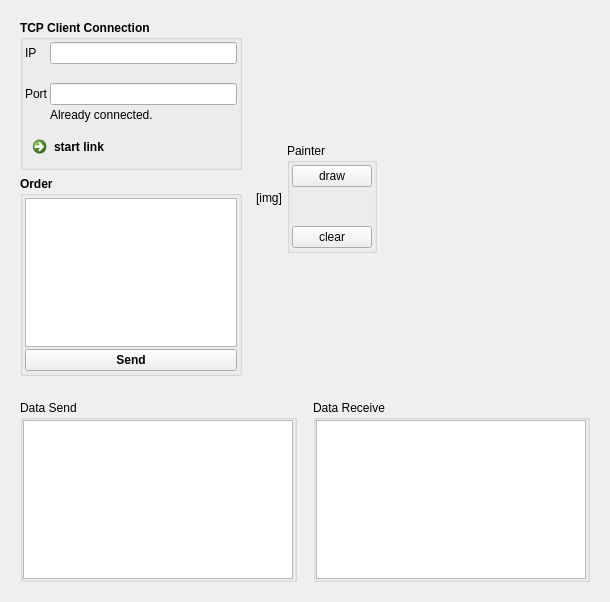
Before: the Qt Designer form widget.ui in ligoho/DJPlus-Simple-Image-Caption-, drawn with Qt 5.
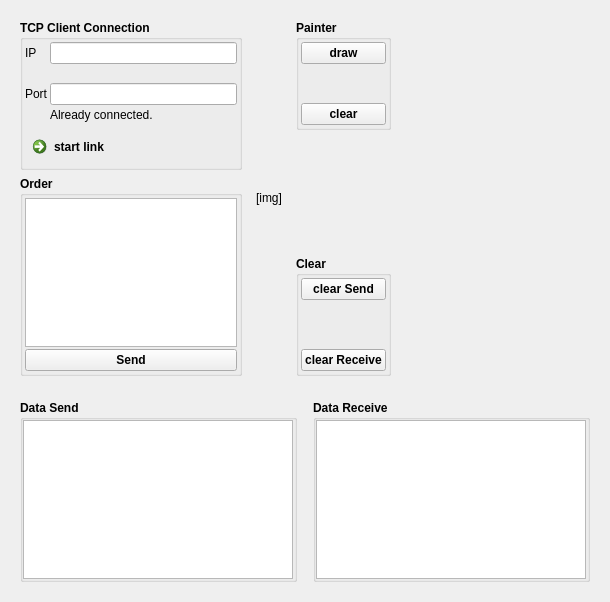
After: the same form once the commit is applied. Custom widgets are drawn as their Qt base class.

Patch:
```diff
--- a/widget.ui
+++ b/widget.ui
@@ -371,6 +371,9 @@
        </widget>
       </item>
       <item>
+       <widget class="QWidget" name="widget_5" native="true">
+        <layout class="QVBoxLayout" name="verticalLayout_8">
+         <item>
        <widget class="QGroupBox" name="groupBox_5">
         <property name="maximumSize">
          <size>
@@ -378,6 +381,11 @@
           <height>110</height>
          </size>
         </property>
+           <property name="font">
+            <font>
+             <bold>true</bold>
+            </font>
+           </property>
         <property name="title">
          <string>Painter</string>
         </property>
@@ -427,6 +435,78 @@
         </layout>
        </widget>
       </item>
+         <item>
+          <spacer name="verticalSpacer_5">
+           <property name="orientation">
+            <enum>Qt::Vertical</enum>
+           </property>
+           <property name="sizeHint" stdset="0">
+            <size>
+             <width>20</width>
+             <height>40</height>
+            </size>
+           </property>
+          </spacer>
+         </item>
+         <item>
+          <widget class="QGroupBox" name="groupBox_6">
+           <property name="font">
+            <font>
+             <bold>true</bold>
+            </font>
+           </property>
+           <property name="title">
+            <string>Clear</string>
+           </property>
+           <layout class="QVBoxLayout" name="verticalLayout_9">
+            <property name="spacing">
+             <number>2</number>
+            </property>
+            <property name="leftMargin">
+             <number>2</number>
+            </property>
+            <property name="topMargin">
+             <number>2</number>
+            </property>
+            <property name="rightMargin">
+             <number>2</number>
+            </property>
+            <property name="bottomMargin">
+             <number>2</number>
+            </property>
+            <item>
+             <widget class="QPushButton" name="pushButton_2">
+              <property name="text">
+               <string>clear Send</string>
+              </property>
+             </widget>
+            </item>
+            <item>
+             <spacer name="verticalSpacer_6">
+              <property name="orientation">
+               <enum>Qt::Vertical</enum>
+              </property>
+              <property name="sizeHint" stdset="0">
+               <size>
+                <width>20</width>
+                <height>40</height>
+               </size>
+              </property>
+             </spacer>
+            </item>
+            <item>
+             <widget class="QPushButton" name="pushButton_3">
+              <property name="text">
+               <string>clear Receive</string>
+              </property>
+             </widget>
+            </item>
+           </layout>
+          </widget>
+         </item>
+        </layout>
+       </widget>
+      </item>
      </layout>
     </widget>
    </item>
@@ -441,6 +521,11 @@
      <layout class="QHBoxLayout" name="horizontalLayout_2">
       <item>
        <widget class="QGroupBox" name="groupBox_3">
+        <property name="font">
+         <font>
+          <bold>true</bold>
+         </font>
+        </property>
         <property name="title">
          <string>Data Send</string>
         </property>
@@ -503,6 +588,11 @@
       </item>
       <item>
        <widget class="QGroupBox" name="groupBox_4">
+        <property name="font">
+         <font>
+          <bold>true</bold>
+         </font>
+        </property>
         <property name="title">
          <string>Data Receive</string>
         </property>
```
Left out of the diff: 73 changed lines with no effect on the pictures. Lines whose indentation alone changed are shown as unchanged.
